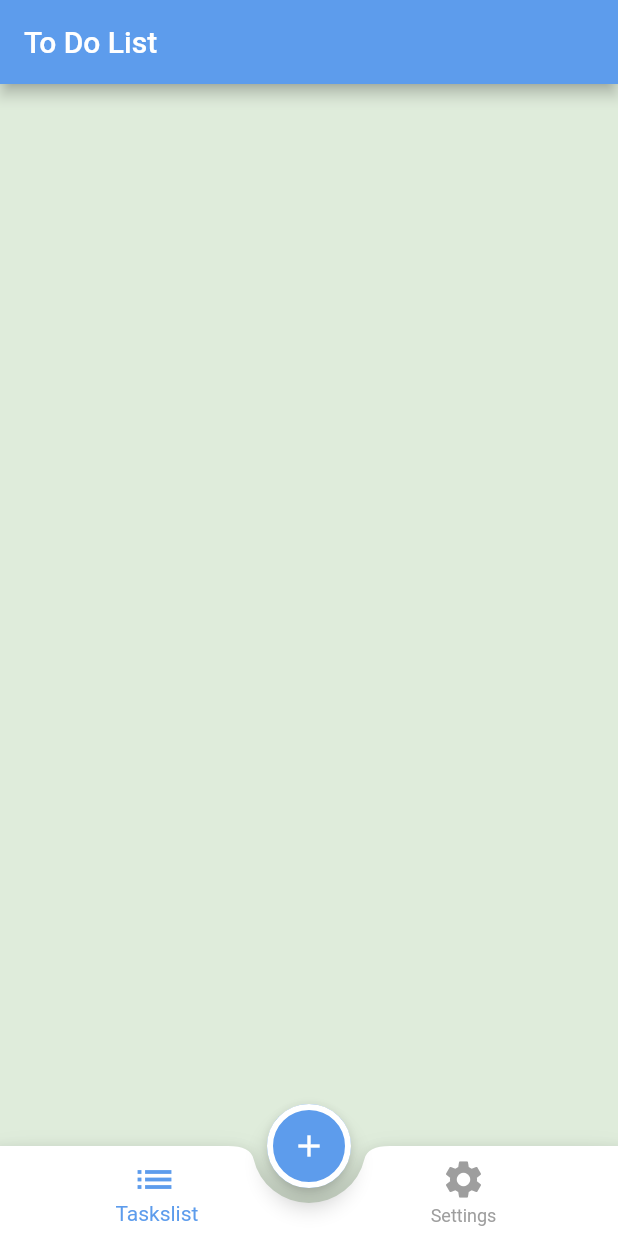
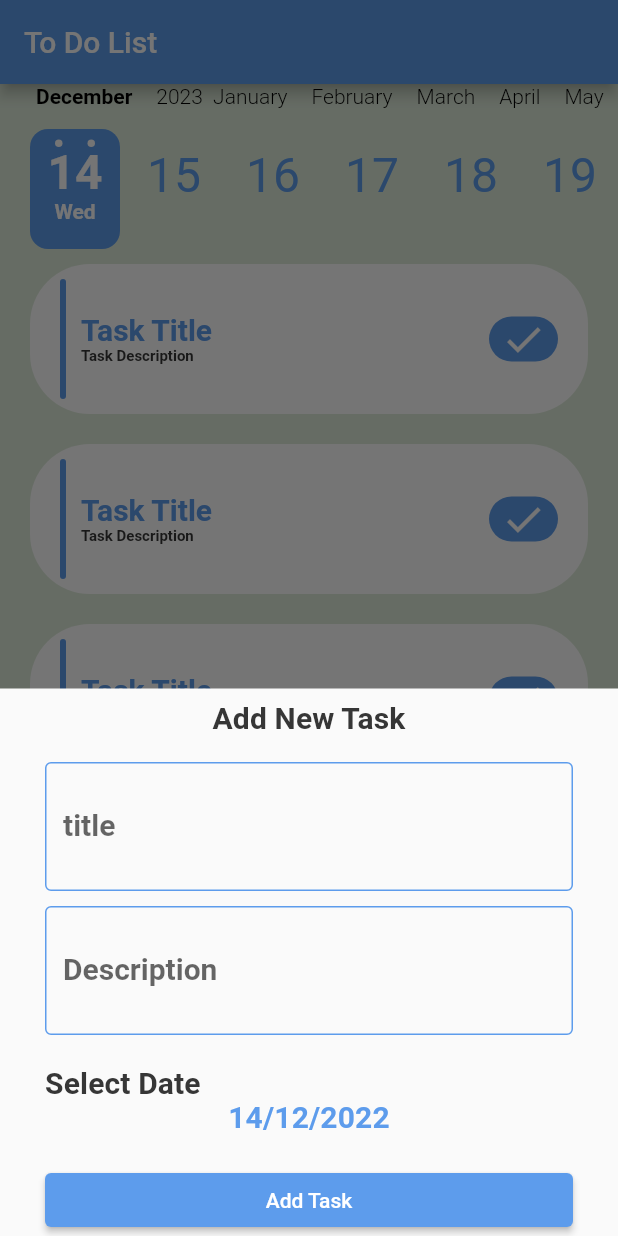
Before and after one commit to SayedKhaled0/Todo-App, a Flutter app: the screen it shows after launch, after a tap on the "add" icon, on a phone screen of 412 x 824 dp. Run offline on Flutter 3.47's test engine with Material 2 defaults, Android fonts, the phone set to English and light mode, and no system bars; drawn by our look-alikes of calendar_timeline; our stand-ins replace cloud_firestore, firebase_core; accounts and stored records are empty; generated files the repository leaves out were written again.

Commit message:
data base done

```diff
--- /dev/null
+++ b/lib/home layout provider/home provider.dart
@@ -0,0 +1,25 @@
+import 'package:flutter/material.dart';
+
+import '../modules/settings/settings.dart';
+import '../modules/tashslist/tasks list.dart';
+
+class Homeprovider extends ChangeNotifier {
+  DateTime selectedDate = DateTime.now();
+  GlobalKey<FormState>formkey = GlobalKey<FormState>();
+
+
+  void ShowPicker(BuildContext context) async {
+    DateTime? chosenDate = await showDatePicker(
+      context: context,
+      initialDate: selectedDate,
+      firstDate: DateTime.now(),
+      lastDate: DateTime.now().add(
+        Duration(days: 365),
+      ),
+    );
+    if (chosenDate == null) return;
+    selectedDate = chosenDate;
+    notifyListeners();
+  }
+
+}
--- /dev/null
+++ b/lib/layout/AddTaskBottomSheet.dart
@@ -0,0 +1,136 @@
+import 'package:flutter/material.dart';
+import 'package:provider/provider.dart';
+import 'package:todoapp/shared/network/local/firebse.dart';
+import 'package:todoapp/shared/styles/MyTheme.dart';
+
+import '../home layout provider/home provider.dart';
+import '../models/tasks.dart';
+
+class AddTaskBottomSheet extends StatelessWidget {
+  var titleController = TextEditingController();
+  var descriptionController = TextEditingController();
+
+  DateTime selectedDate = DateTime.now();
+
+
+  @override
+  Widget build(BuildContext context) {
+    var provider = Provider.of<Homeprovider>(context);
+    return SingleChildScrollView(
+      child: Container(
+        margin: EdgeInsets.symmetric(horizontal: 30),
+        child: Column(
+            crossAxisAlignment: CrossAxisAlignment.stretch,
+            children: [
+              Padding(
+                padding: const EdgeInsets.all(8.0),
+                child: Text("Add New Task",
+                    textAlign: TextAlign.center, style: Theme
+                        .of(context)
+                        .textTheme
+                        .subtitle2
+                        ?.copyWith(
+                        color: MyThemeData.colorblack
+                    )),
+              ),
+              SizedBox(height: 10,),
+              Form(
+                  key: provider.formkey,
+                  child: Column(
+                    children: [
+                      TextFormField(
+                        controller: titleController,
+                        validator: (text) {
+                          if (text == "") {
+                            return "please enter title";
+                          }
+                          return null;
+                        },
+                        maxLines: 2,
+                        decoration: InputDecoration(
+                            label: Text("title"),
+                            enabledBorder: OutlineInputBorder(
+                                borderSide: BorderSide(
+                                  color: MyThemeData.primeycolor,
+                                )
+                            ),
+                            border: OutlineInputBorder(
+                                borderSide: BorderSide(
+                                  color: MyThemeData.primeycolor,
+                                )
+                            )
+                        ),
+
+                      ),
+                      SizedBox(height: 10,),
+                      TextFormField(
+                        controller: descriptionController,
+                        validator: (text) {
+                          if (text == "") {
+                            return "please enter description";
+                          }
+                          return null;
+                        },
+                        maxLines: 2,
+                        decoration: InputDecoration(
+                            label: Text("Description"),
+                            enabledBorder: OutlineInputBorder(
+                                borderSide: BorderSide(
+                                  color: MyThemeData.primeycolor,
+                                )
+                            ),
+                            border: OutlineInputBorder(
+                                borderSide: BorderSide(
+                                  color: MyThemeData.primeycolor,
+                                )
+                            )
+                        ),
+
+                      )
+                    ],
+                  )),
+              SizedBox(height: 20,),
+              Text("Select Date"
+                  , style: Theme
+                      .of(context)
+                      .textTheme
+                      .subtitle2
+                      ?.copyWith(
+                      color: MyThemeData.colorblack
+                  )
+              ),
+              InkWell(
+                onTap: () {
+                  provider.ShowPicker(context);
+                },
+                child: Text(
+
+                    "${provider.selectedDate.day}/${provider.selectedDate
+                        .month}/${provider.selectedDate.year}",
+                    textAlign: TextAlign.center, style: Theme
+                    .of(context)
+                    .textTheme
+                    .subtitle2
+                    ?.copyWith(color: MyThemeData.primeycolor)
+                ),
+              ),
+              SizedBox(
+                height: 20,
+              ),
+              ElevatedButton(onPressed: () {
+                if (provider.formkey.currentState!.validate()) {
+                  TaskData task =
+                  TaskData(title: titleController.text,
+                      description: descriptionController.text,
+                      data: selectedDate.microsecondsSinceEpoch);
+                  addTasekFirebaseFirestore(task);
+                }
+              },
+                  child: Text("Add Task"))
+            ]
+        ),
+      ),
+    );
+  }
+
+}
--- a/lib/layout/home layout.dart
+++ b/lib/layout/home layout.dart
@@ -6,6 +6,7 @@ import '../modules/settings/settings.dart';
 import '../modules/tashslist/tasks list.dart';
 import '../providers/my provider.dart';
 import '../shared/styles/MyTheme.dart';
+import 'AddTaskBottomSheet.dart';
 
 class HomeLayout extends StatefulWidget {
   static const String routeName = "home";
@@ -32,7 +33,9 @@ class _HomeLayoutState extends State<HomeLayout> {
           color: Colors.white,
           width: 4,
         )),
-        onPressed: () {},
+        onPressed: () {
+          showAddTaskBottomSheet();
+        },
         child: Icon(Icons.add),
       ),
       bottomNavigationBar: BottomAppBar(
@@ -72,6 +75,11 @@ class _HomeLayoutState extends State<HomeLayout> {
     );
   }
 
+  void showAddTaskBottomSheet() {
+    showModalBottomSheet(
+        context: context, builder: (context) => AddTaskBottomSheet());
+  }
+
   List<Widget> tabs = [
     TasksTap(),
     SettingsTap(),
--- a/lib/main.dart
+++ b/lib/main.dart
@@ -1,3 +1,4 @@
+import 'package:firebase_core/firebase_core.dart';
 import 'package:flutter/material.dart';
 import 'package:provider/provider.dart';
 import 'package:todoapp/providers/my%20provider.dart';
@@ -6,11 +7,16 @@ import 'package:todoapp/shared/styles/MyTheme.dart';
 import 'package:flutter_localizations/flutter_localizations.dart';
 import 'package:flutter_gen/gen_l10n/app_localizations.dart';
 
+import 'home layout provider/home provider.dart';
 import 'layout/home layout.dart';
 
-void main() {
+void main() async {
+  WidgetsFlutterBinding.ensureInitialized();
+  await Firebase.initializeApp();
+
   runApp(MultiProvider(providers: [
     ChangeNotifierProvider(create: (context) => MyProvider()),
+    ChangeNotifierProvider(create: (context) => Homeprovider()),
   ], child: MyApp()));
 }
 
--- /dev/null
+++ b/lib/models/tasks.dart
@@ -0,0 +1,34 @@
+import 'package:intl/intl.dart';
+
+class TaskData {
+  String id;
+  String title;
+  String description;
+  int data;
+  bool isdone;
+
+  TaskData(
+      {this.id = "",
+      required this.title,
+      required this.description,
+      required this.data,
+      this.isdone = false});
+
+  Map<String, dynamic> toJason() {
+    return {
+      "id": id,
+      "title": title,
+      "data": data,
+      "description": description,
+      "isdone": isdone
+    };
+  }
+
+  TaskData.fromJson(Map<String, dynamic> json)
+      : this(
+            id: json["id"],
+            title: json["title"],
+            description: json["description"],
+            data: json["data"],
+            isdone: json["isdone"]);
+}
--- /dev/null
+++ b/lib/modules/tashslist/task item.dart
@@ -0,0 +1,60 @@
+import 'package:flutter/cupertino.dart';
+import 'package:flutter/material.dart';
+import 'package:todoapp/shared/styles/MyTheme.dart';
+
+class TaskItem extends StatelessWidget {
+  @override
+  Widget build(BuildContext context) {
+    return Container(
+      decoration: BoxDecoration(
+        color: Colors.white,
+        borderRadius: BorderRadius.circular(40),
+      ),
+      padding: EdgeInsets.symmetric(horizontal: 20, vertical: 10),
+      margin: EdgeInsets.symmetric(horizontal: 20, vertical: 10),
+      child: Row(
+        children: [
+          Container(
+            decoration: BoxDecoration(
+              color: MyThemeData.primeycolor,
+              borderRadius: BorderRadius.circular(50),
+            ),
+            height: 80,
+            width: 4,
+          ),
+          SizedBox(
+            width: 10,
+          ),
+          Expanded(
+            child: Column(
+              crossAxisAlignment: CrossAxisAlignment.start,
+              children: [
+                Text(
+                  "Task Title",
+                  style: Theme.of(context)
+                      .textTheme
+                      .subtitle1
+                      ?.copyWith(color: MyThemeData.primeycolor),
+                ),
+                Text("Task Description",
+                    style: Theme.of(context).textTheme.subtitle1?.copyWith(
+                        fontSize: 10, color: MyThemeData.colorblack)),
+              ],
+            ),
+          ),
+          Container(
+              padding: EdgeInsets.symmetric(horizontal: 8),
+              decoration: BoxDecoration(
+                color: MyThemeData.primeycolor,
+                borderRadius: BorderRadius.circular(15),
+              ),
+              child: Icon(
+                Icons.done,
+                size: 30,
+                color: Colors.white,
+              ))
+        ],
+      ),
+    );
+  }
+}
--- a/lib/modules/tashslist/tasks list.dart
+++ b/lib/modules/tashslist/tasks list.dart
@@ -1,8 +1,39 @@
+import 'package:calendar_timeline/calendar_timeline.dart';
 import 'package:flutter/cupertino.dart';
+import 'package:flutter/material.dart';
+import 'package:todoapp/modules/tashslist/task%20item.dart';
+
+import '../../shared/styles/MyTheme.dart';
 
 class TasksTap extends StatelessWidget {
   @override
   Widget build(BuildContext context) {
-    return Container();
+    return Container(
+      child: Column(
+        children: [
+          CalendarTimeline(
+            initialDate: DateTime.now(),
+            firstDate: DateTime.now().subtract(Duration(days: 365)),
+            lastDate: DateTime.now().add(Duration(days: 365)),
+            onDateSelected: (date) => print(date),
+            leftMargin: 20,
+            monthColor: Colors.black,
+            dayColor: MyThemeData.primeycolor,
+            activeDayColor: Colors.white,
+            activeBackgroundDayColor: MyThemeData.primeycolor,
+            dotsColor: Colors.white,
+            selectableDayPredicate: (date) => true,
+            locale: 'en_ISO',
+          ),
+          Expanded(
+            child: ListView.builder(
+                itemCount: 5,
+                itemBuilder: (c, index) {
+                  return TaskItem();
+                }),
+          )
+        ],
+      ),
+    );
   }
 }
--- /dev/null
+++ b/lib/shared/network/local/firebse.dart
@@ -0,0 +1,16 @@
+import 'package:cloud_firestore/cloud_firestore.dart';
+
+import '../../../models/tasks.dart';
+
+CollectionReference<TaskData> getTasksCollection() {
+  return FirebaseFirestore.instance.collection("tasks").withConverter<TaskData>(
+      fromFirestore: (snapshot, sp) => TaskData.fromJson(snapshot.data()!),
+      toFirestore: (task, sp) => task.toJason());
+}
+
+Future<void> addTasekFirebaseFirestore(TaskData taskData) {
+  var collection = getTasksCollection();
+  var docref = collection.doc();
+  taskData.id = docref.id;
+  return docref.set(taskData);
+}
--- a/lib/shared/styles/MyTheme.dart
+++ b/lib/shared/styles/MyTheme.dart
@@ -21,7 +21,7 @@ class MyThemeData {
           background: back,
           onBackground: primeycolor,
           surface: Colors.grey,
-          onSurface: Colors.white),
+          onSurface: Colors.black),
       appBarTheme: AppBarTheme(
           backgroundColor: primeycolor,
           iconTheme: IconThemeData(color: Colors.white)),
@@ -63,7 +63,7 @@ class MyThemeData {
         headline1: TextStyle(
             fontSize: 30, fontWeight: FontWeight.bold, color: Colors.white),
         subtitle1: TextStyle(
-            fontSize: 20, fontWeight: FontWeight.bold, color: darkprimery),
+            fontSize: 20, fontWeight: FontWeight.bold, color: Colors.black),
         subtitle2: TextStyle(
             fontSize: 15, fontWeight: FontWeight.bold, color: colorgreen),
       ),
--- a/pubspec.yaml
+++ b/pubspec.yaml
@@ -39,7 +39,11 @@ dependencies:
   # The following adds the Cupertino Icons font to your application.
   # Use with the CupertinoIcons class for iOS style icons.
   cupertino_icons: ^1.0.2
+  calendar_timeline: ^1.1.0
+  cloud_firestore: ^4.1.0
+
   provider: ^6.0.4
+  firebase_core: ^2.4.0
 
 dev_dependencies:
   flutter_test:
```
Also changed, not shown: pubspec.lock, 2 other files.
